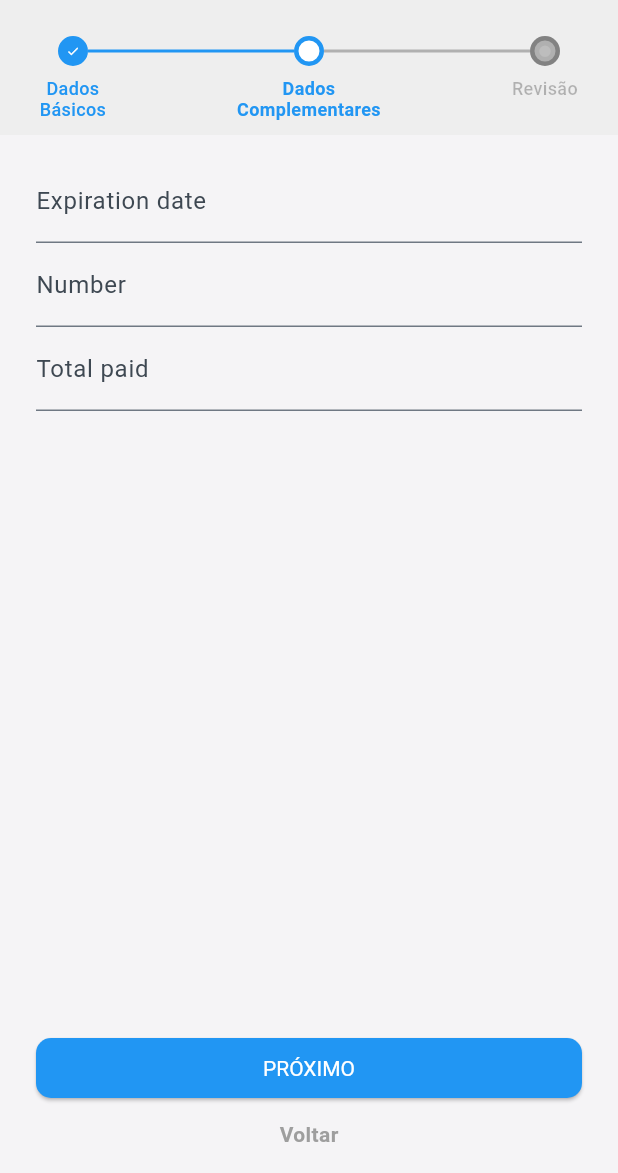
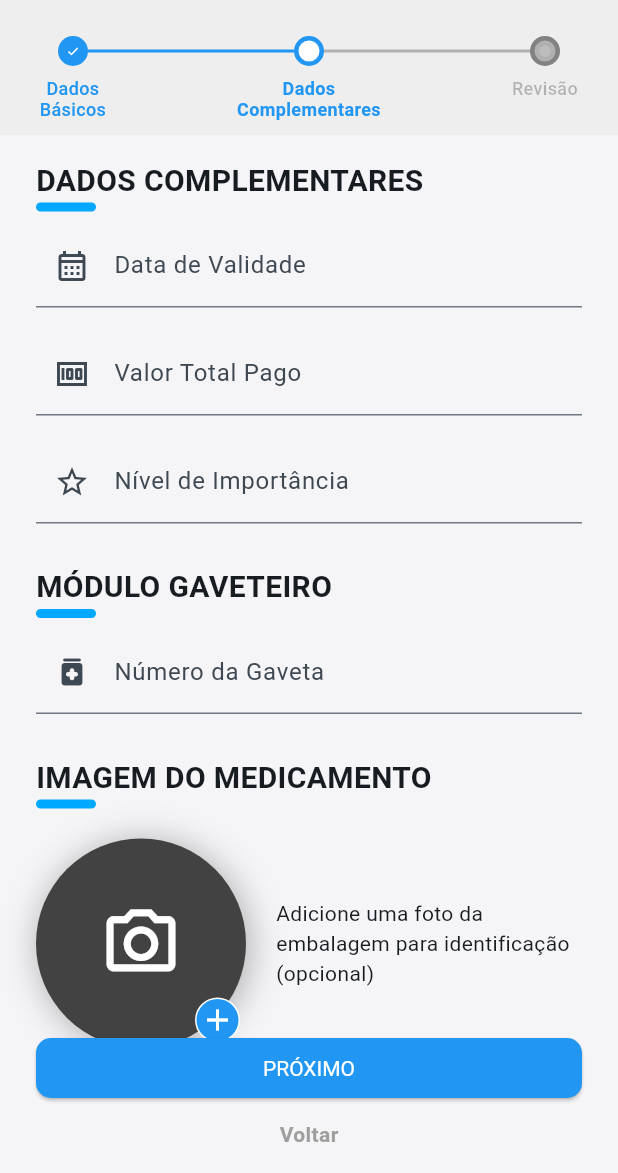
Before and after one commit to Alan-Roza/tcc-medicine-management, a Flutter app: the MedicineStockFormPage screen opened by its route, after a tap on "PRÓXIMO", on a phone screen of 412 x 824 dp, the part 63-1236 px from its top. Run offline on Flutter 3.47's test engine with Material 3 defaults, Android fonts, the phone set to English and light mode, and no system bars; drawn by our look-alikes of easy_stepper; our stand-ins replace flutter_mobx, flutter_speed_dial, flutter_svg, go_router, google_fonts, image_picker and 1 more; generated files the repository leaves out were written again; project files that could hold a hidden picture were left out.

Commit message:
feat: adjusts form

```diff
--- a/lib/app/modules/medicine/controllers/medicine_form_controller.dart
+++ b/lib/app/modules/medicine/controllers/medicine_form_controller.dart
@@ -6,7 +6,16 @@ part 'medicine_form_controller.g.dart';
 class MedicineFormController = MedicineFormControllerBase with _$MedicineFormController;
 
 abstract class MedicineFormControllerBase with Store {
-  TextEditingController medicineNameController = TextEditingController();
+  TextEditingController nameController = TextEditingController();
+  TextEditingController typeController = TextEditingController();
+  TextEditingController quantityController = TextEditingController();
+  TextEditingController unityController = TextEditingController();
+  TextEditingController qtyByPackageController = TextEditingController();
+
+  TextEditingController valuePaidController = TextEditingController();
+  TextEditingController expirationDateController = TextEditingController();
+  TextEditingController importanceLevelController = TextEditingController();
+  TextEditingController drawerNumberController = TextEditingController();
 
   @observable
   String name = '';
--- a/lib/app/modules/medicine/presentation/medicine_stock_view_page.dart
+++ b/lib/app/modules/medicine/presentation/medicine_stock_view_page.dart
@@ -69,7 +69,7 @@ class _MedicineStockViewPageState extends State<MedicineStockViewPage> with Tick
               index: medicineViewController.selectedIndex,
               children: const [
                 MedicineStockBasicFormWidget(),
-                MedicineStockOptionalFormWidget(),
+                MedicineStockOptionalFormWidget(readOnly: true),
               ],
             ),
           );
--- a/lib/app/modules/medicine/widgets/medicine_stock_basic_form_widget.dart
+++ b/lib/app/modules/medicine/widgets/medicine_stock_basic_form_widget.dart
@@ -43,41 +43,39 @@ class MedicineStockBasicFormWidgetState extends State<MedicineStockBasicFormWidg
           ),
           Observer(
             builder: (_) => CustomTextFieldWidget(
-              textEditingController: _formController.medicineNameController,
-              icon: Icons.streetview_outlined,
-              label: 'Medicamento',
+              textEditingController: _formController.nameController,
+              icon: Icons.health_and_safety_outlined,
+              label: 'Nome do Medicamento',
             ),
           ),
-          Observer(builder: (_) {
-            return TextFormField(
-              decoration: const InputDecoration(labelText: 'Name'),
-              onChanged: _formController.setName,
-            );
-          }),
-          Observer(builder: (_) {
-            return TextFormField(
-              decoration: const InputDecoration(labelText: 'Type'),
-              onChanged: _formController.setType,
-            );
-          }),
-          Observer(builder: (_) {
-            return TextFormField(
-              decoration: const InputDecoration(labelText: 'Quantity'),
-              onChanged: _formController.setQuantity,
-            );
-          }),
-          Observer(builder: (_) {
-            return TextFormField(
-              decoration: const InputDecoration(labelText: 'Unity'),
-              onChanged: _formController.setUnity,
-            );
-          }),
-          Observer(builder: (_) {
-            return TextFormField(
-              decoration: const InputDecoration(labelText: 'Qty by package'),
-              onChanged: _formController.setQtyByPackage,
-            );
-          }),
+           Observer(
+            builder: (_) => CustomTextFieldWidget(
+              textEditingController: _formController.typeController,
+              icon: Icons.medical_information_outlined,
+              label: 'Tipo',
+            ),
+          ),
+           Observer(
+            builder: (_) => CustomTextFieldWidget(
+              textEditingController: _formController.quantityController,
+              icon: Icons.tune_outlined,
+              label: 'Quantidade',
+            ),
+          ),
+           Observer(
+            builder: (_) => CustomTextFieldWidget(
+              textEditingController: _formController.unityController,
+              icon: Icons.medication_rounded,
+              label: 'Unidade',
+            ),
+          ),
+           Observer(
+            builder: (_) => CustomTextFieldWidget(
+              textEditingController: _formController.qtyByPackageController,
+              icon: Icons.medical_services_outlined,
+              label: 'Quantidade Por Embalagem',
+            ),
+          ),
         ],
       ),
     );
--- a/lib/app/modules/medicine/widgets/medicine_stock_optional_form_widget.dart
+++ b/lib/app/modules/medicine/widgets/medicine_stock_optional_form_widget.dart
@@ -1,9 +1,13 @@
 import 'package:flutter/material.dart';
 import 'package:flutter_mobx/flutter_mobx.dart';
 import 'package:tcc_medicine_management/app/modules/medicine/controllers/medicine_form_controller.dart';
+import 'package:tcc_medicine_management/app/shared/widgets/custom_text_field/custom_text_field_widget.dart';
+import 'package:tcc_medicine_management/app/shared/widgets/profile_picture_widget/presentation/profile_picture_widget.dart';
 
 class MedicineStockOptionalFormWidget extends StatefulWidget {
-  const MedicineStockOptionalFormWidget({super.key});
+  final bool? readOnly;
+
+  const MedicineStockOptionalFormWidget({super.key, this.readOnly});
 
   @override
   MedicineStockOptionalFormWidgetState createState() => MedicineStockOptionalFormWidgetState();
@@ -17,25 +21,135 @@ class MedicineStockOptionalFormWidgetState extends State<MedicineStockOptionalFo
   Widget build(BuildContext context) {
     return Form(
       child: Column(
+        crossAxisAlignment: CrossAxisAlignment.start,
         children: [
-          Observer(builder: (_) {
-            return TextFormField(
-              decoration: const InputDecoration(labelText: 'Expiration date'),
-              onChanged: _formController.setExpirationDate,
-            );
-          }),
-          Observer(builder: (_) {
-            return TextFormField(
-              decoration: const InputDecoration(labelText: 'Number'),
-              onChanged: _formController.setNumber,
-            );
-          }),
-          Observer(builder: (_) {
-            return TextFormField(
-              decoration: const InputDecoration(labelText: 'Total paid'),
-              onChanged: _formController.setTotalPaid,
-            );
-          }),
+          Column(
+            crossAxisAlignment: CrossAxisAlignment.start,
+            children: [
+              const Text(
+                'DADOS COMPLEMENTARES',
+                style: TextStyle(fontSize: 20, fontWeight: FontWeight.bold),
+              ),
+              Container(
+                width: 40,
+                height: 6,
+                decoration: BoxDecoration(
+                  color: const Color(0xFF00A8FF),
+                  border: Border.all(
+                    color: const Color(0xFF00A8FF), // Set border color
+                    width: 2, // Set border width
+                  ),
+                  borderRadius: BorderRadius.circular(10), // Add a border radius
+                ),
+              )
+            ],
+          ),
+          Observer(
+            builder: (_) => CustomTextFieldWidget(
+              textEditingController: _formController.expirationDateController,
+              icon: Icons.calendar_month_outlined,
+              label: 'Data de Validade',
+            ),
+          ),
+          Observer(
+            builder: (_) => CustomTextFieldWidget(
+              textEditingController: _formController.valuePaidController,
+              icon: Icons.money_outlined,
+              label: 'Valor Total Pago',
+            ),
+          ),
+          Observer(
+            builder: (_) => CustomTextFieldWidget(
+              textEditingController: _formController.importanceLevelController,
+              icon: Icons.star_outline,
+              label: 'Nível de Importância',
+            ),
+          ),
+          const SizedBox(height: 20),
+          Column(
+            crossAxisAlignment: CrossAxisAlignment.start,
+            children: [
+              const Text(
+                'MÓDULO GAVETEIRO',
+                style: TextStyle(fontSize: 20, fontWeight: FontWeight.bold),
+              ),
+              Container(
+                width: 40,
+                height: 6,
+                decoration: BoxDecoration(
+                  color: const Color(0xFF00A8FF),
+                  border: Border.all(
+                    color: const Color(0xFF00A8FF), // Set border color
+                    width: 2, // Set border width
+                  ),
+                  borderRadius: BorderRadius.circular(10), // Add a border radius
+                ),
+              )
+            ],
+          ),
+          Observer(
+            builder: (_) => CustomTextFieldWidget(
+              textEditingController: _formController.drawerNumberController,
+              icon: Icons.medication_rounded,
+              label: 'Número da Gaveta',
+            ),
+          ),
+          const SizedBox(height: 20),
+          Column(
+            crossAxisAlignment: CrossAxisAlignment.start,
+            children: [
+              const Text(
+                'IMAGEM DO MEDICAMENTO',
+                style: TextStyle(fontSize: 20, fontWeight: FontWeight.bold),
+              ),
+              Container(
+                width: 40,
+                height: 6,
+                decoration: BoxDecoration(
+                  color: const Color(0xFF00A8FF),
+                  border: Border.all(
+                    color: const Color(0xFF00A8FF), // Set border color
+                    width: 2, // Set border width
+                  ),
+                  borderRadius: BorderRadius.circular(10), // Add a border radius
+                ),
+              )
+            ],
+          ),
+          const SizedBox(height: 20),
+          widget.readOnly != null && widget.readOnly == true
+              ? Observer(
+                  builder: (_) => Row(
+                    children: [
+                      Image.asset(
+                        'assets/images/generic_medicine.png',
+                        fit: BoxFit.cover,
+                        width: 80,
+                      ),
+                      const SizedBox(width: 20),
+                      const Flexible(
+                        child: Text(
+                          'Imagem utilizada para identificação (opcional)',
+                          style: TextStyle(fontSize: 14),
+                        ),
+                      ),
+                    ],
+                  ),
+                )
+              : Observer(
+                  builder: (_) => const Row(
+                    children: [
+                      ProfilePictureWidget(),
+                      SizedBox(width: 20),
+                      Flexible(
+                        child: Text(
+                          'Adicione uma foto da embalagem para identificação (opcional)',
+                          style: TextStyle(fontSize: 14),
+                        ),
+                      ),
+                    ],
+                  ),
+                ),
         ],
       ),
     );
```
